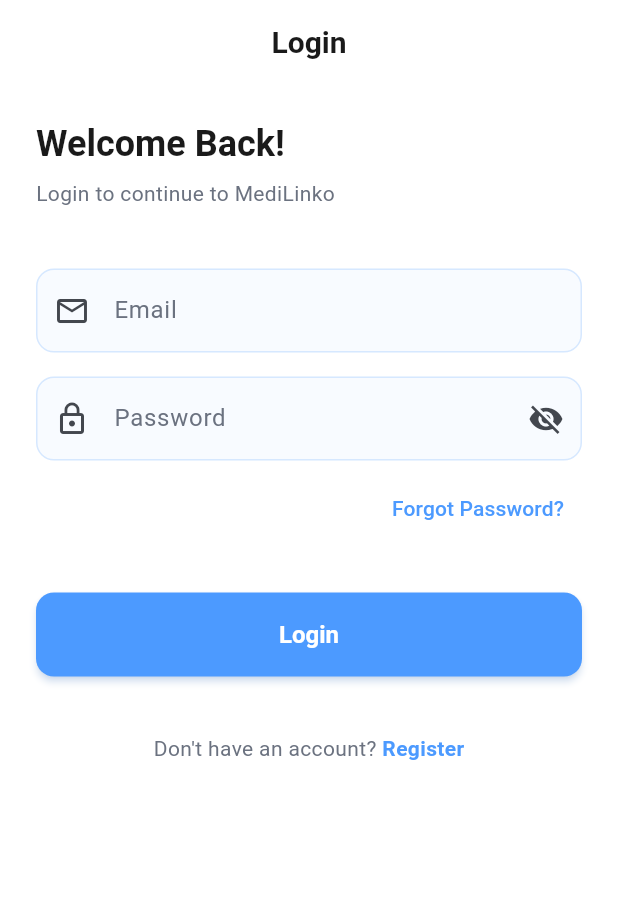
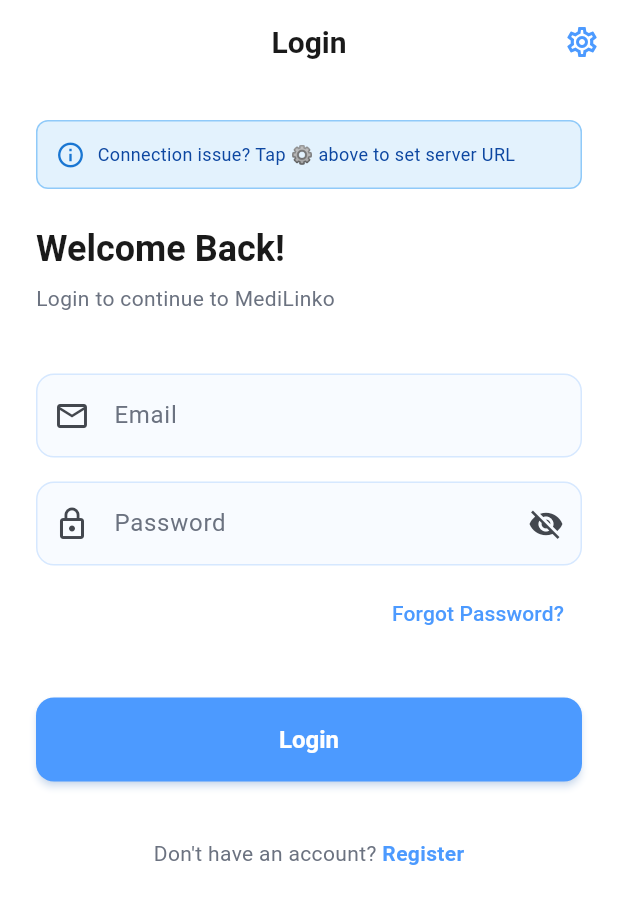
Before and after one commit to Reeshackoli/MediLinko, a Flutter app: the LoginScreen screen opened by its route, on a phone screen of 412 x 824 dp. Shown: the top 904 px of the screen. Run offline on Flutter 3.47's test engine with Material 3 defaults, Android fonts, the phone set to English and light mode, and no system bars; our stand-ins replace file_picker, flutter_local_notifications, flutter_map, flutter_riverpod, flutter_secure_storage, geolocator and 7 more; accounts and stored records are empty.

Commit message:
Physical device access settings button added

```diff
--- a/lib/screens/auth/login_screen.dart
+++ b/lib/screens/auth/login_screen.dart
@@ -95,6 +95,13 @@
     return Scaffold(
       appBar: AppBar(
         title: const Text('Login'),
+        actions: [
+          IconButton(
+            icon: const Icon(Icons.settings_outlined),
+            tooltip: 'Server Settings',
+            onPressed: () => context.push('/settings/server'),
+          ),
+        ],
       ),
       body: SafeArea(
         child: SingleChildScrollView(
@@ -104,6 +111,31 @@
             child: Column(
               crossAxisAlignment: CrossAxisAlignment.start,
               children: [
+                // Connection info banner
+                Container(
+                  padding: const EdgeInsets.all(12),
+                  decoration: BoxDecoration(
+                    color: Colors.blue.shade50,
+                    borderRadius: BorderRadius.circular(8),
+                    border: Border.all(color: Colors.blue.shade200),
+                  ),
+                  child: Row(
+                    children: [
+                      Icon(Icons.info_outline, color: Colors.blue.shade700, size: 20),
+                      const SizedBox(width: 8),
+                      Expanded(
+                        child: Text(
+                          'Connection issue? Tap ⚙️ above to set server URL',
+                          style: TextStyle(
+                            fontSize: 12,
+                            color: Colors.blue.shade900,
+                          ),
+                        ),
+                      ),
+                    ],
+                  ),
+                ),
+                const SizedBox(height: 24),
                 // Header
                 Text(
                   'Welcome Back!',
--- a/lib/screens/auth/onboarding_screen.dart
+++ b/lib/screens/auth/onboarding_screen.dart
@@ -9,6 +9,17 @@
   @override
   Widget build(BuildContext context) {
     return Scaffold(
+      appBar: AppBar(
+        backgroundColor: Colors.transparent,
+        elevation: 0,
+        actions: [
+          IconButton(
+            icon: const Icon(Icons.settings_outlined),
+            tooltip: 'Server Settings',
+            onPressed: () => context.push('/settings/server'),
+          ),
+        ],
+      ),
       body: Container(
         decoration: BoxDecoration(
           gradient: LinearGradient(
--- a/lib/screens/auth/registration_screen.dart
+++ b/lib/screens/auth/registration_screen.dart
@@ -114,6 +114,13 @@
     return Scaffold(
       appBar: AppBar(
         title: const Text('Create Account'),
+        actions: [
+          IconButton(
+            icon: const Icon(Icons.settings_outlined),
+            tooltip: 'Server Settings',
+            onPressed: () => context.push('/settings/server'),
+          ),
+        ],
       ),
       body: SafeArea(
         child: SingleChildScrollView(
--- a/lib/screens/auth/role_selection_screen.dart
+++ b/lib/screens/auth/role_selection_screen.dart
@@ -11,6 +11,13 @@
     return Scaffold(
       appBar: AppBar(
         title: const Text('Select Your Role'),
+        actions: [
+          IconButton(
+            icon: const Icon(Icons.settings_outlined),
+            tooltip: 'Server Settings',
+            onPressed: () => context.push('/settings/server'),
+          ),
+        ],
       ),
       body: SafeArea(
         child: Padding(
```
